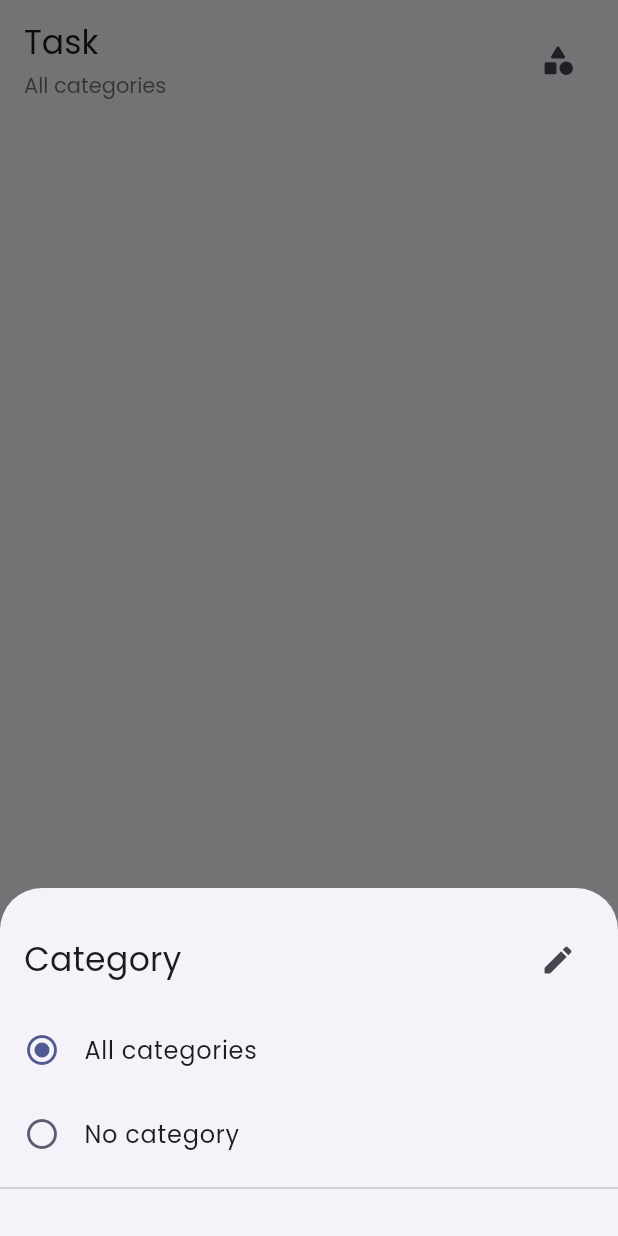
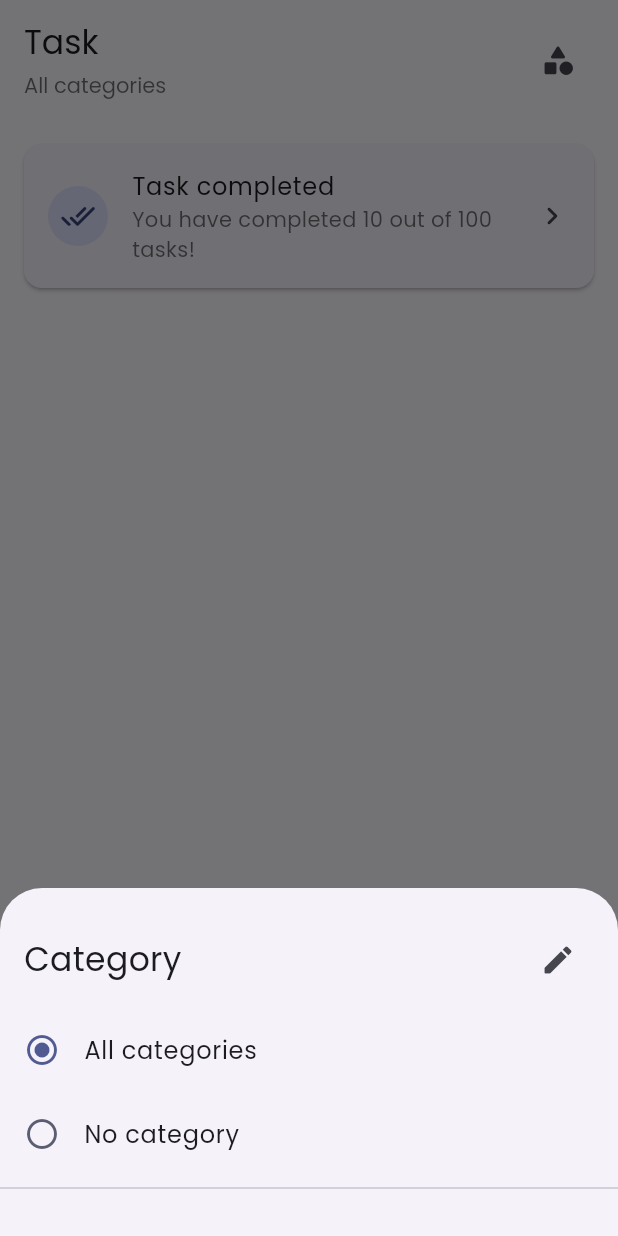
Before and after one commit to rizalanggoro/work-it, a Flutter app: the screen it shows after launch, item 2 of the bottom bar chosen, after a tap on the "category" icon, on a phone screen of 412 x 824 dp. Run offline on Flutter 3.47's test engine with Material 2 defaults, Android fonts, the phone set to English and light mode, and no system bars; our stand-ins replace get, get_storage, google_fonts, isar, package_info_plus; accounts and stored records are empty; generated files the repository leaves out were written again.

Commit message:
[add] task completed page

```diff
--- a/lib/app/routes.dart
+++ b/lib/app/routes.dart
@@ -17,6 +17,8 @@ import 'package:work_it/ui/pages/home/modules/transaction/binding.dart';
 import 'package:work_it/ui/pages/home/view.dart';
 import 'package:work_it/ui/pages/manage_task_category/binding.dart';
 import 'package:work_it/ui/pages/manage_task_category/view.dart';
+import 'package:work_it/ui/pages/manage_task_completed/binding.dart';
+import 'package:work_it/ui/pages/manage_task_completed/view.dart';
 import 'package:work_it/ui/pages/manage_transaction_category/binding.dart';
 import 'package:work_it/ui/pages/manage_transaction_category/view.dart';
 import 'package:work_it/ui/pages/manage_wallet/binding.dart';
@@ -35,6 +37,7 @@ abstract class Routes {
   static const manageTransactionCategory = '/manage-transaction-category';
   static const manageTaskCategory = '/manage-task-category';
   static const manageWallet = '/manage-wallet';
+  static const manageTaskCompleted = '/manage-task-completed';
 
   static const detailTransaction = '/detail-transaction';
 
@@ -91,6 +94,11 @@ abstract class Routes {
       page: () => const ManageWalletView(),
       binding: ManageWalletBinding(),
     ),
+    GetPage(
+      name: manageTaskCompleted,
+      page: () => const ManageTaskCompletedView(),
+      binding: ManageTaskCompletedBinding(),
+    ),
 
     // todo: detail
     GetPage(
--- a/lib/app/services/task.dart
+++ b/lib/app/services/task.dart
@@ -23,7 +23,9 @@ class TaskService extends GetxService {
   final RxList<TaskCategoryCollection> taskCategories = RxList([]);
 
   StreamSubscription<List<TaskCollection>>? streamSubscriptionTasks;
+  StreamSubscription<List<TaskCollection>>? streamSubscriptionTasksCompleted;
   final RxList<TaskCollection> tasks = RxList([]);
+  final RxList<TaskCollection> tasksCompleted = RxList([]);
 
   @override
   void onReady() {
@@ -50,32 +52,56 @@ class TaskService extends GetxService {
       await streamSubscriptionTasks!.cancel();
     }
 
+    if (streamSubscriptionTasksCompleted != null) {
+      await streamSubscriptionTasksCompleted!.cancel();
+    }
+
     final filter = taskFilter.value;
     final filterType = filter.type;
 
     switch (filterType) {
       case TaskFilterType.allCategories:
         tasks.value = await taskRepository.readAll();
+        tasksCompleted.value = await taskRepository.readAllCompleted();
+
         streamSubscriptionTasks =
             taskRepository.stream().listen((event) => tasks.value = event);
+        streamSubscriptionTasksCompleted = taskRepository
+            .streamCompleted()
+            .listen((event) => tasksCompleted.value = event);
         break;
 
       case TaskFilterType.noCategory:
         tasks.value = await taskRepository.readAllNoCategory();
+        tasksCompleted.value =
+            await taskRepository.readAllNoCategoryCompleted();
+
         streamSubscriptionTasks = taskRepository
             .streamNoCategory()
             .listen((event) => tasks.value = event);
+        streamSubscriptionTasksCompleted = taskRepository
+            .streamNoCategoryCompleted()
+            .listen((event) => tasksCompleted.value = event);
         break;
 
       case TaskFilterType.specificCategory:
         tasks.value = await taskRepository.readAllByCategory(
           collection: filter.categoryCollection!,
         );
+        tasksCompleted.value = await taskRepository.readAllByCategoryCompleted(
+          collection: filter.categoryCollection!,
+        );
+
         streamSubscriptionTasks = taskRepository
             .streamByCategory(
               collection: filter.categoryCollection!,
             )
             .listen((event) => tasks.value = event);
+        streamSubscriptionTasksCompleted = taskRepository
+            .streamByCategoryCompleted(
+              collection: filter.categoryCollection!,
+            )
+            .listen((event) => tasksCompleted.value = event);
         break;
     }
   }
--- a/lib/ui/pages/home/modules/task/controller.dart
+++ b/lib/ui/pages/home/modules/task/controller.dart
@@ -25,6 +25,8 @@ class HomeTaskController extends GetxController {
   Rx<TaskFilter> get taskFilter => taskService.taskFilter;
 
   void toCreateTask() => Get.toNamed(Routes.createTask);
+
+  void toManageTaskCompleted() => Get.toNamed(Routes.manageTaskCompleted);
 
   void toManageTaskCategory() {
     Get.back();
--- a/lib/ui/pages/home/modules/task/view.dart
+++ b/lib/ui/pages/home/modules/task/view.dart
@@ -2,6 +2,7 @@ import 'package:flutter/material.dart';
 import 'package:get/get.dart';
 import 'package:work_it/data/enums/task_filter_type.dart';
 import 'package:work_it/ui/pages/home/modules/task/controller.dart';
+import 'package:work_it/ui/pages/home/modules/task/widgets/card_done_task.dart';
 
 class HomeTaskView extends GetView<HomeTaskController> {
   const HomeTaskView({super.key});
@@ -63,6 +64,7 @@ class HomeTaskView extends GetView<HomeTaskController> {
         child: Column(
           crossAxisAlignment: CrossAxisAlignment.start,
           children: [
+            const HomeTaskCardDoneTaskWidget(),
             ObxValue(
               (tasks) => ListView.builder(
                 itemBuilder: (context, index) {
--- /dev/null
+++ b/lib/ui/pages/home/modules/task/widgets/card_done_task.dart
@@ -0,0 +1,44 @@
+import 'package:flutter/material.dart';
+import 'package:get/get.dart';
+import 'package:work_it/ui/pages/home/modules/task/controller.dart';
+import 'package:work_it/ui/values/constant.dart';
+
+class HomeTaskCardDoneTaskWidget extends GetView<HomeTaskController> {
+  const HomeTaskCardDoneTaskWidget({super.key});
+
+  @override
+  Widget build(BuildContext context) {
+    final colorScheme = context.theme.colorScheme;
+    final textTheme = context.textTheme;
+
+    return Card(
+      clipBehavior: Clip.hardEdge,
+      margin: const EdgeInsets.only(
+        left: 16,
+        right: 16,
+        top: 16,
+        bottom: 16,
+      ),
+      child: ListTile(
+        contentPadding: ConstantValues.listTileContentPadding,
+        onTap: () => controller.toManageTaskCompleted(),
+        leading: const CircleAvatar(
+          child: Icon(Icons.done_all_rounded),
+        ),
+        title: Text(
+          'Task completed',
+          style: TextStyle(
+            color: colorScheme.onBackground,
+          ),
+        ),
+        subtitle: Text(
+          'You have completed 10 out of 100 tasks!',
+          style: TextStyle(
+            color: colorScheme.onBackground.withOpacity(.64),
+          ),
+        ),
+        trailing: const Icon(Icons.chevron_right_rounded),
+      ),
+    );
+  }
+}
--- a/pubspec.yaml
+++ b/pubspec.yaml
@@ -2,13 +2,13 @@ name: work_it
 description: A new Flutter project.
 publish_to: 'none'
 
-version: 1.0.13+7
+version: 1.0.14+7
 
 scripts:
   collection: "flutter pub run build_runner build"
   done: "rps build && rps release"
   build: "flutter build apk --split-per-abi"
-  release: "gh release create v1.0.12 build/app/outputs/flutter-apk/app-arm64-v8a-release.apk build/app/outputs/flutter-apk/app-armeabi-v7a-release.apk"
+  release: "gh release create v1.0.14 build/app/outputs/flutter-apk/app-arm64-v8a-release.apk build/app/outputs/flutter-apk/app-armeabi-v7a-release.apk"
 
 environment:
   sdk: '>=2.19.0-444.6.beta <3.0.0'
```
Also changed, not shown: lib/data/repositories/task.dart (+50 -0 lines), lib/ui/pages/manage_task_completed/binding.dart (added, +11 -0 lines), lib/ui/pages/manage_task_completed/controller.dart (added, +10 -0 lines), lib/ui/pages/manage_task_completed/view.dart (added, +65 -0 lines).
